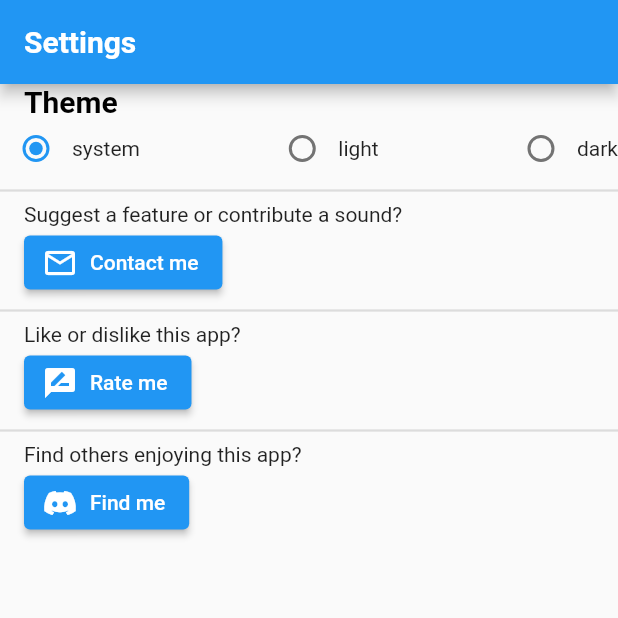
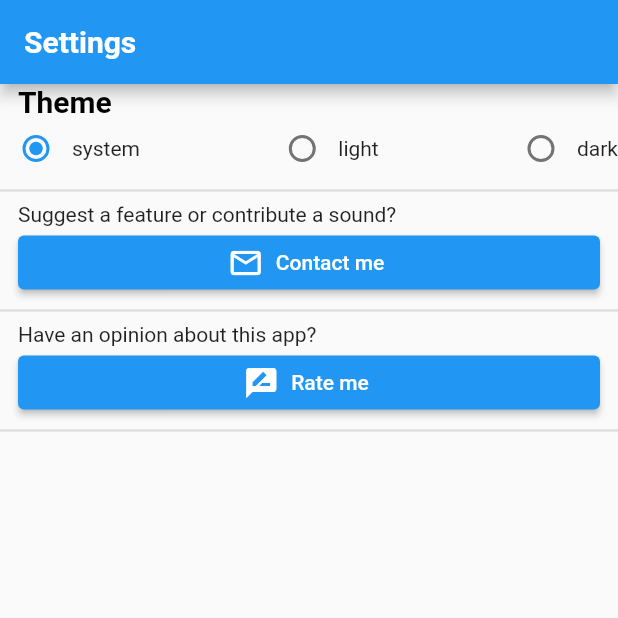
Before and after one commit to BigFlexLiu/ASMR-remixer, a Flutter app: the screen it shows after launch, swiped to page 3, on a phone screen of 412 x 824 dp, the top half of it. Run offline on Flutter 3.47's test engine with Material 2 defaults, Android fonts, the phone set to English and light mode, and no system bars; drawn by our look-alikes of group_radio_button; our stand-ins replace audioplayers, shared_preferences.

```diff
--- a/lib/components/settings_components.dart
+++ b/lib/components/settings_components.dart
@@ -21,7 +21,7 @@ class _ThemeSelectionState extends State<ThemeSelection> {
       crossAxisAlignment: CrossAxisAlignment.start,
       children: [
         CommonPadding(
-          Text(
+          child: Text(
             "Theme",
             style: Theme.of(context).textTheme.headline6,
           ),
@@ -39,15 +39,6 @@ class _ThemeSelectionState extends State<ThemeSelection> {
           items: themes,
           itemBuilder: (value) => RadioButtonBuilder(value),
         ),
-        const CommonDivider(),
-        const CommonPadding(Text("Suggest a feature or contribute a sound?")),
-        const CommonPadding(ContactMe()),
-        const CommonDivider(),
-        const CommonPadding(Text("Like or dislike this app?")),
-        const CommonPadding(RateMe()),
-        const CommonDivider(),
-        const CommonPadding(Text("Find others enjoying this app?")),
-        const CommonPadding(FindMe())
       ],
     );
   }
@@ -93,12 +84,12 @@ class FindMe extends StatelessWidget {
 }
 
 class CommonPadding extends StatelessWidget {
-  const CommonPadding(this.content, {super.key});
-  final Widget content;
+  CommonPadding({this.child, super.key});
+  Widget? child;
 
   @override
   Widget build(BuildContext context) {
     return Padding(
-        padding: const EdgeInsets.symmetric(horizontal: 16.0), child: content);
+        padding: const EdgeInsets.symmetric(horizontal: 12.0), child: child);
   }
 }
--- a/lib/pages/settings_page.dart
+++ b/lib/pages/settings_page.dart
@@ -1,5 +1,6 @@
 import 'package:flutter/material.dart';
 
+import '../components/common_widgets.dart';
 import '../components/settings_components.dart';
 
 class SettingsPage extends StatelessWidget {
@@ -10,8 +11,21 @@ class SettingsPage extends StatelessWidget {
     return Scaffold(
       appBar: AppBar(title: const Text("Settings")),
       body: Column(
-        children: const [
+        mainAxisAlignment: MainAxisAlignment.start,
+        crossAxisAlignment: CrossAxisAlignment.stretch,
+        children: [
           ThemeSelection(),
+          CommonDivider(),
+          CommonPadding(
+              child: Text("Suggest a feature or contribute a sound?")),
+          CommonPadding(child: ContactMe()),
+          CommonDivider(),
+          CommonPadding(child: Text("Have an opinion about this app?")),
+          CommonPadding(child: RateMe()),
+          CommonDivider(),
+          // Currently unused as discord is not setup
+          // CommonPadding(child: Text("Find others enjoying this app?")),
+          // CommonPadding(child: FindMe())
         ],
       ),
     );
```
Also changed, not shown: lib/components/remix_components.dart (+18 -3 lines), lib/pages/remix_settings.dart (+8 -3 lines).
